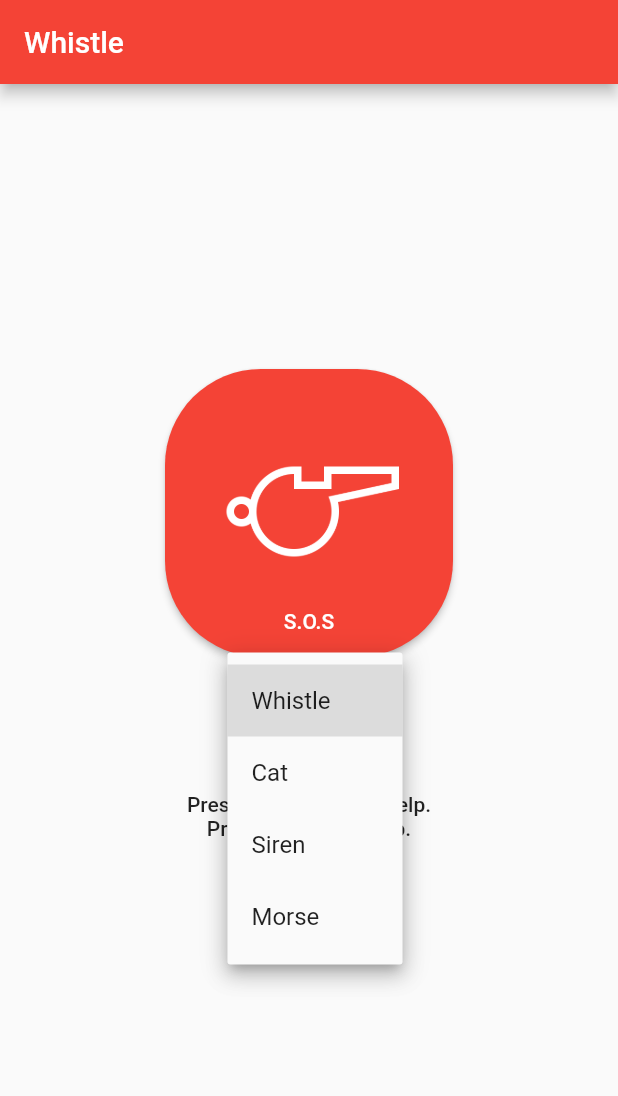
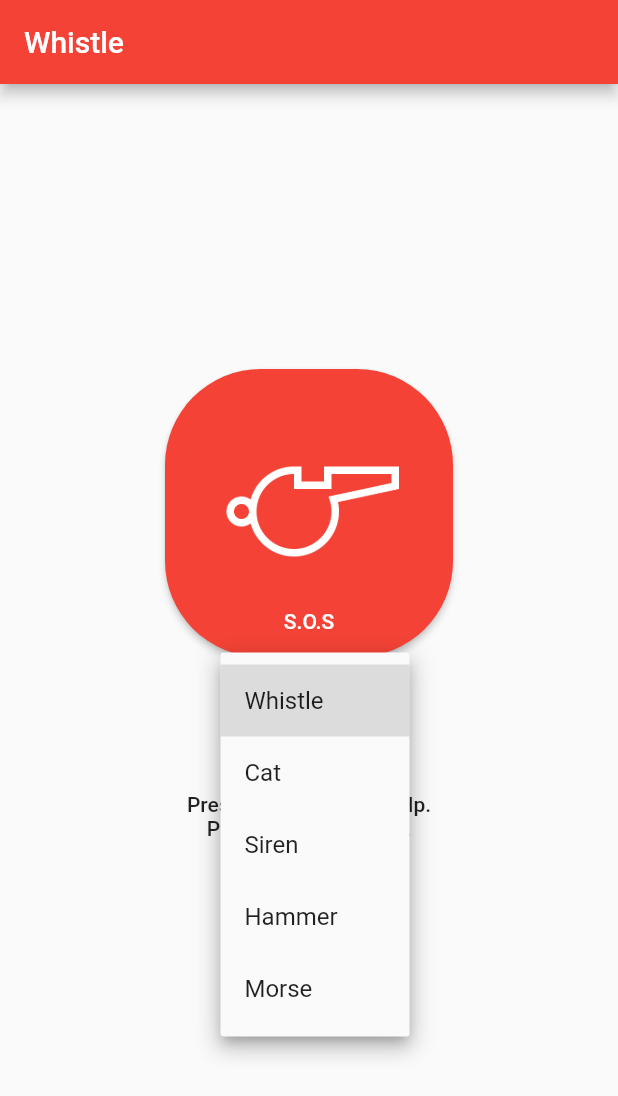
Before and after one commit to osman-koc/deprem-dudugu, a Flutter app: the screen it shows after launch, after a tap on "Whistle", on a phone screen of 412 x 824 dp. Shown: the top 1096 px of the screen. Run offline on Flutter 3.47's test engine with Material 2 defaults, Android fonts, the phone set to English and light mode, and no system bars; our stand-ins replace audioplayers.

Commit message:
added hammer voice

```diff
--- a/assets/lang/en.json
+++ b/assets/lang/en.json
@@ -3,6 +3,7 @@
     "audio_whistle": "Whistle",
     "audio_cat": "Cat",
     "audio_siren": "Siren",
+    "audio_hammer": "Hammer",
     "audio_morse": "Morse",
     "pressForHelp": "Press the whistle for help.",
     "pressForStop": "Press it again to stop.",
--- a/assets/lang/tr.json
+++ b/assets/lang/tr.json
@@ -3,6 +3,7 @@
     "audio_whistle": "Düdük sesi",
     "audio_cat": "Kedi sesi",
     "audio_siren": "Siren sesi",
+    "audio_hammer": "Çekiç sesi",
     "audio_morse": "Mors alfabesi yardım sesi",
     "pressForHelp": "Yardım için düdüğe basın.",
     "pressForStop": "Durdurmak için tekrar basın.",
--- a/lib/constants/const_voice.dart
+++ b/lib/constants/const_voice.dart
@@ -3,11 +3,13 @@ class ConstVoice {
   static const String catMp3 = 'cat-meow.mp3';
   static const String sirenMp3 = 'siren.mp3';
   static const String morseMp3 = 'morse-sos.mp3';
+  static const String hammerMp3 = "hammer.mp3";
 
   static const List<String> getAll = <String>[
     whistleMp3,
     catMp3,
     sirenMp3,
+    hammerMp3,
     morseMp3
   ];
 }
--- a/lib/main.dart
+++ b/lib/main.dart
@@ -17,7 +17,7 @@ class MyApp extends StatelessWidget {
   @override
   Widget build(BuildContext context) {
     return MaterialApp(
-      title: 'Deprem Düdüğü',
+      title: 'Deprem Düdüğü', //TODO
       theme: ThemeData(
         primarySwatch: Colors.red,
         visualDensity: VisualDensity.adaptivePlatformDensity,
@@ -105,6 +105,7 @@ class _MyHomePageState extends State<MyHomePage> {
       AppLocalizations.of(context).translate(key: 'audio_whistle'),
       AppLocalizations.of(context).translate(key: 'audio_cat'),
       AppLocalizations.of(context).translate(key: 'audio_siren'),
+      AppLocalizations.of(context).translate(key: 'audio_hammer'),
       AppLocalizations.of(context).translate(key: 'audio_morse')
     ];
     return Scaffold(
```
Also changed, not shown: 1 other file.
